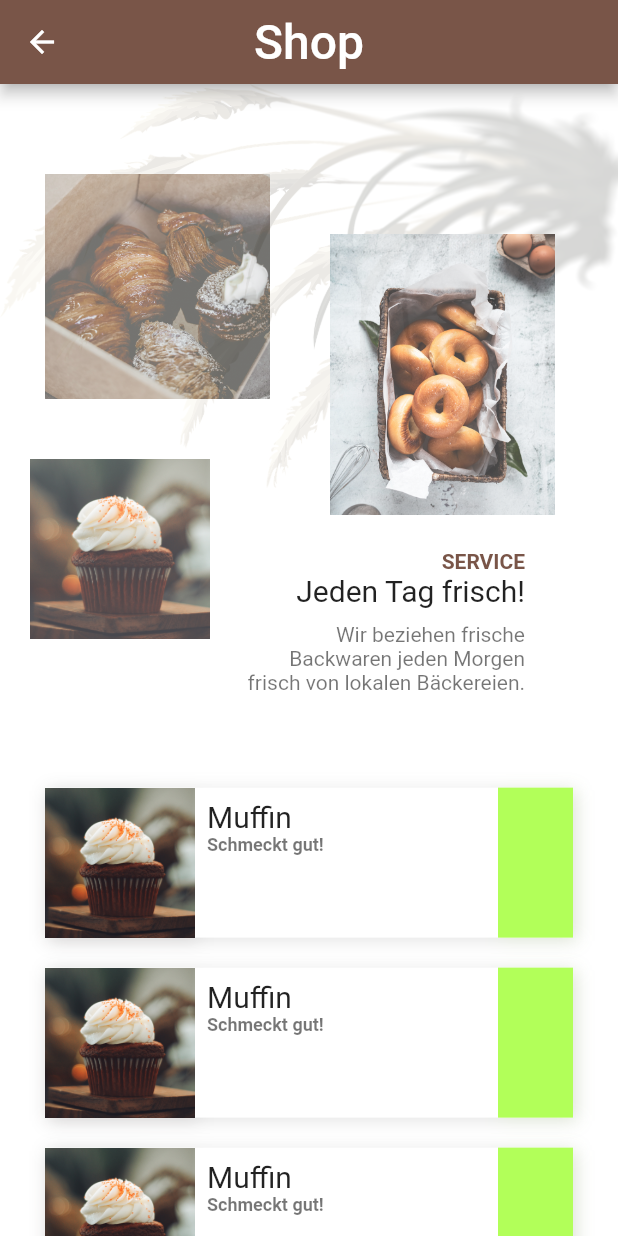
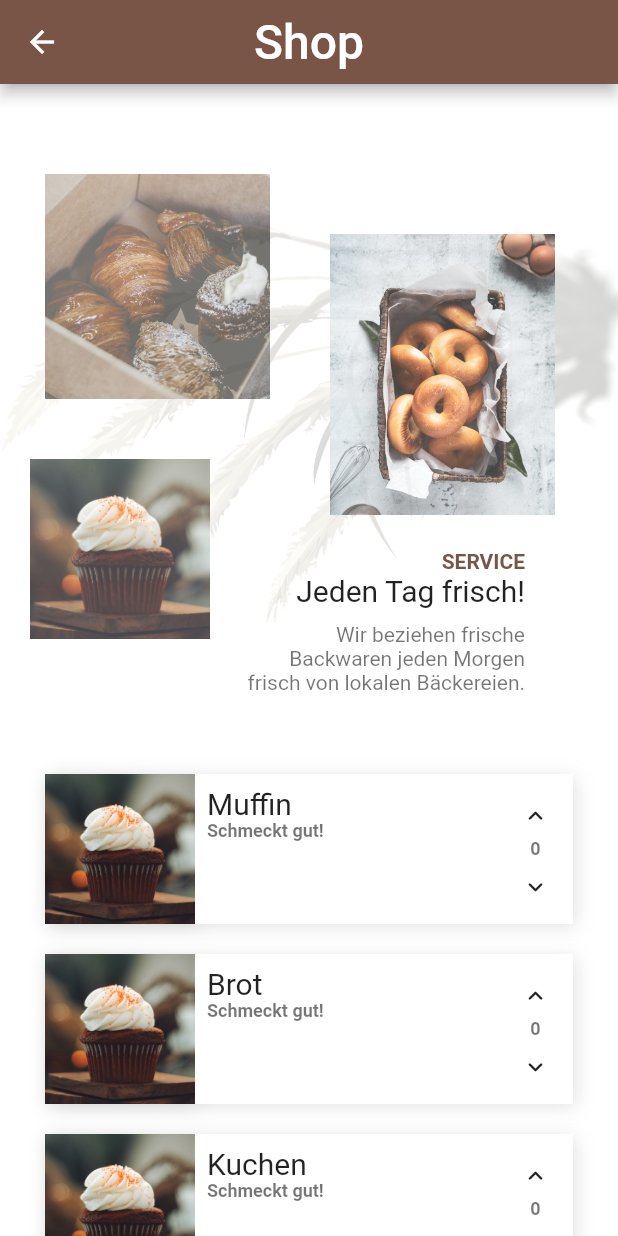
Before and after one commit to nicschittenhelm/baecker-app, a Flutter app: the screen it shows after launch, after a tap on "Bestellen", on a phone screen of 412 x 824 dp. Run offline on Flutter 3.47's test engine with Material 2 defaults, Android fonts, the phone set to English and light mode, and no system bars; drawn by our look-alikes of simple_shadow; our stand-ins replace get, google_fonts; missing offline and left inert: indexed.

Commit message:
Added CardController to save items in Cart

```diff
--- a/lib/main.dart
+++ b/lib/main.dart
@@ -1,5 +1,6 @@
 import 'package:backstuebchen_app/screens/HomeScreen.dart';
 import 'package:flutter/material.dart';
+import 'package:get/get.dart';
 
 void main() {
   runApp(MyApp());
@@ -8,7 +9,7 @@ void main() {
 class MyApp extends StatelessWidget {
   @override
   Widget build(BuildContext context) {
-    return MaterialApp(
+    return GetMaterialApp(
       debugShowCheckedModeBanner: false,
       title: 'Flutter Demo',
       theme: ThemeData(
--- /dev/null
+++ b/lib/screens/CartController.dart
@@ -0,0 +1,17 @@
+import 'package:get/get.dart';
+
+class CartController extends GetxController {
+
+  var books = 0.obs;
+
+  var shoppingCart = Map();
+
+  addItem(String titel){
+    shoppingCart[titel] = shoppingCart[titel] + 1;
+  }
+
+  removeItem(String titel){
+    shoppingCart[titel] = shoppingCart[titel] - 1;
+  }
+
+}
--- a/lib/screens/ShopItem.dart
+++ /dev/null
@@ -1,70 +0,0 @@
-import 'package:flutter/material.dart';
-import 'package:google_fonts/google_fonts.dart';
-import 'package:simple_shadow/simple_shadow.dart';
-
-
-Widget ShopItem(String imgPath, String title, String desc) {
-  return Padding(
-    padding: const EdgeInsets.symmetric(horizontal: 30, vertical: 10),
-    child: SimpleShadow(
-
-      opacity: 0.2,
-      color: Colors.black54,
-      sigma: 6,
-
-      child: Container(
-        height: 100,
-        color: Colors.white,
-        child: Row(
-          children: [
-            Container(
-              width: 100,
-              height: 100,
-              decoration: BoxDecoration(
-                image: DecorationImage(image: AssetImage(imgPath),),
-              ),
-            ),
-            Expanded(
-              child: Padding(
-                padding: const EdgeInsets.all(8.0),
-                child: Column(
-                  children: [
-                    Align(
-                      alignment: Alignment.bottomLeft,
-                      child: Text(
-                        title,
-                        style: GoogleFonts.patuaOne(
-                            fontSize: 20, color: Colors.black87),
-                        textAlign: TextAlign.left,
-                      ),
-                    ),
-                    Align(
-                      alignment: Alignment.topLeft,
-                      child: Text(
-                        desc,
-                        maxLines: 4,
-                        style: GoogleFonts.roboto(
-                          fontSize: 12,
-                          fontWeight: FontWeight.bold,
-                          color: Colors.black54,
-                        ),
-                        overflow: TextOverflow.ellipsis,
-                      ),
-                    ),
-                  ],
-                ),
-              ),
-            ),
-
-            Container(
-              width: 50,
-              height: 100,
-              decoration: BoxDecoration(color: Colors.lightGreenAccent),
-            ),
-
-          ],
-        ),
-      ),
-    ),
-  );
-}
--- a/lib/screens/ShopScreen.dart
+++ b/lib/screens/ShopScreen.dart
@@ -1,9 +1,22 @@
 import 'dart:ui';
-import 'package:backstuebchen_app/screens/ShopItem.dart';
+import 'package:backstuebchen_app/screens/CartController.dart';
 import 'package:flutter/material.dart';
+import 'package:simple_shadow/simple_shadow.dart';
+import 'CartController.dart';
+import 'package:get/get.dart';
 import 'package:google_fonts/google_fonts.dart';
 
-class ShopScreen extends StatelessWidget {
+final CartController c = Get.put(CartController());
+
+
+class ShopScreen extends StatefulWidget {
+
+
+  @override
+  _ShopScreenState createState() => _ShopScreenState();
+}
+
+class _ShopScreenState extends State<ShopScreen> {
   @override
   Widget build(BuildContext context) {
     return Scaffold(
@@ -22,8 +35,12 @@ class ShopScreen extends StatelessWidget {
 
       body: ListView(
         children: [
-          Stack(
-            clipBehavior: Clip.none,
+          Container(
+            width: MediaQuery.of(context).size.width,
+            height: 450,
+            child: Stack(
+            clipBehavior: Clip.hardEdge,
+            fit: StackFit.expand,
             children: [
                 Positioned(
 
@@ -98,16 +115,13 @@ class ShopScreen extends StatelessWidget {
 
               ],
             ),
-
-          SizedBox(height: 190,),
+          ),
 
           ShopItem('lib/assets/hero1.jpg', 'Muffin', 'Schmeckt gut!'),
-          ShopItem('lib/assets/hero1.jpg', 'Muffin', 'Schmeckt gut!'),
-          ShopItem('lib/assets/hero1.jpg', 'Muffin', 'Schmeckt gut!'),
-          ShopItem('lib/assets/hero1.jpg', 'Muffin', 'Schmeckt gut!'),
-          ShopItem('lib/assets/hero1.jpg', 'Muffin', 'Schmeckt gut!'),
-          ShopItem('lib/assets/hero1.jpg', 'Muffin', 'Schmeckt gut!'),
-          ShopItem('lib/assets/hero1.jpg', 'Muffin', 'Schmeckt gut!'),
+          ShopItem('lib/assets/hero1.jpg', 'Brot', 'Schmeckt gut!'),
+          ShopItem('lib/assets/hero1.jpg', 'Kuchen', 'Schmeckt gut!'),
+          ShopItem('lib/assets/hero1.jpg', 'Toast', 'Schmeckt gut!'),
+
 
 
 
@@ -119,3 +133,121 @@ class ShopScreen extends StatelessWidget {
     );
   }
 }
+
+
+
+
+Widget ShopItem(String imgPath, String title, String desc) {
+
+  c.shoppingCart[title] = 0;
+  print("test");
+  print(c.shoppingCart);
+
+  return Padding(
+    padding: const EdgeInsets.symmetric(horizontal: 30, vertical: 10),
+    child: SimpleShadow(
+
+      opacity: 0.2,
+      color: Colors.black54,
+      sigma: 6,
+
+      child: Container(
+        height: 100,
+        color: Colors.white,
+        child: Row(
+          children: [
+            Container(
+              width: 100,
+              height: 100,
+              decoration: BoxDecoration(
+                image: DecorationImage(image: AssetImage(imgPath),),
+              ),
+            ),
+            Expanded(
+              child: Padding(
+                padding: const EdgeInsets.all(8.0),
+                child: Column(
+                  children: [
+                    Align(
+                      alignment: Alignment.bottomLeft,
+                      child: Text(
+                        title,
+                        style: GoogleFonts.patuaOne(
+                            fontSize: 20, color: Colors.black87),
+                        textAlign: TextAlign.left,
+                      ),
+                    ),
+                    Align(
+                      alignment: Alignment.topLeft,
+                      child: Text(
+                        desc,
+                        maxLines: 4,
+                        style: GoogleFonts.roboto(
+                          fontSize: 12,
+                          fontWeight: FontWeight.bold,
+                          color: Colors.black54,
+                        ),
+                        overflow: TextOverflow.ellipsis,
+                      ),
+                    ),
+                  ],
+                ),
+              ),
+            ),
+
+            Container(
+              width: 50,
+              height: 100,
+              decoration: BoxDecoration(color: Colors.white),
+
+              child: Column(
+                mainAxisAlignment: MainAxisAlignment.center,
+                children: [
+
+                  Flexible(
+                    flex:3,
+                    child: IconButton(
+                        icon: Icon(Icons.keyboard_arrow_up_rounded),
+                        iconSize: 20,
+                        onPressed: () {
+
+                        },
+
+                    ),
+                  ),
+
+
+                  Flexible(
+                    flex: 3,
+                    child: Text(
+                      "0",
+                      maxLines: 4,
+                      style: GoogleFonts.roboto(
+                        fontSize: 12,
+                        fontWeight: FontWeight.bold,
+                        color: Colors.black54,
+                      ),
+                      overflow: TextOverflow.ellipsis,
+                    ),
+                  ),
+
+                  Flexible(
+                    flex: 3,
+                    child: IconButton(
+                        icon: Icon(Icons.keyboard_arrow_down_rounded),
+                        iconSize: 20,
+                        onPressed: ()=>c.removeItem(title),
+                    ),
+                  ),
+
+                ],
+              ),
+
+            ),
+
+          ],
+        ),
+      ),
+    ),
+  );
+}
--- a/pubspec.yaml
+++ b/pubspec.yaml
@@ -31,6 +31,8 @@ dependencies:
   google_fonts: ^2.1.0
   indexed: ^0.0.6
   simple_shadow: ^0.2.0
+  get: 4.1.4
+  observable_ish: ^3.0.0
 
 dev_dependencies:
   flutter_test:
```
Also changed, not shown: pubspec.lock. Lines whose indentation alone changed are shown as unchanged.
